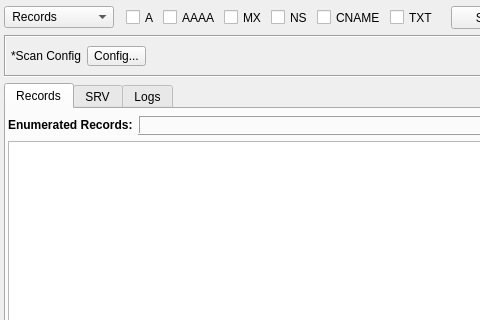
The window that gui/src/engines/DnsRecords.ui (3nock/OTE) describes before a commit, drawn with Qt 5; both pictures show x 0 to 480 and y 0 to 320 of the 817 by 427 pixel window.
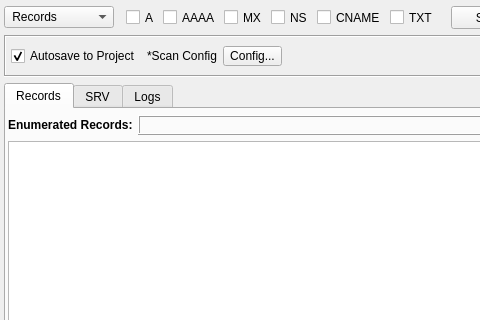
The same window after the commit. Custom widgets are drawn as their Qt base class.

What changed in the file:
```diff
--- a/gui/src/engines/DnsRecords.ui
+++ b/gui/src/engines/DnsRecords.ui
@@ -327,6 +327,16 @@
       <property name="rightMargin">
        <number>5</number>
       </property>
+      <item>
+       <widget class="QCheckBox" name="checkBox">
+        <property name="text">
+         <string>Autosave to Project</string>
+        </property>
+        <property name="checked">
+         <bool>true</bool>
+        </property>
+       </widget>
+      </item>
       <item>
        <widget class="QLabel" name="label_4">
         <property name="text">
```
